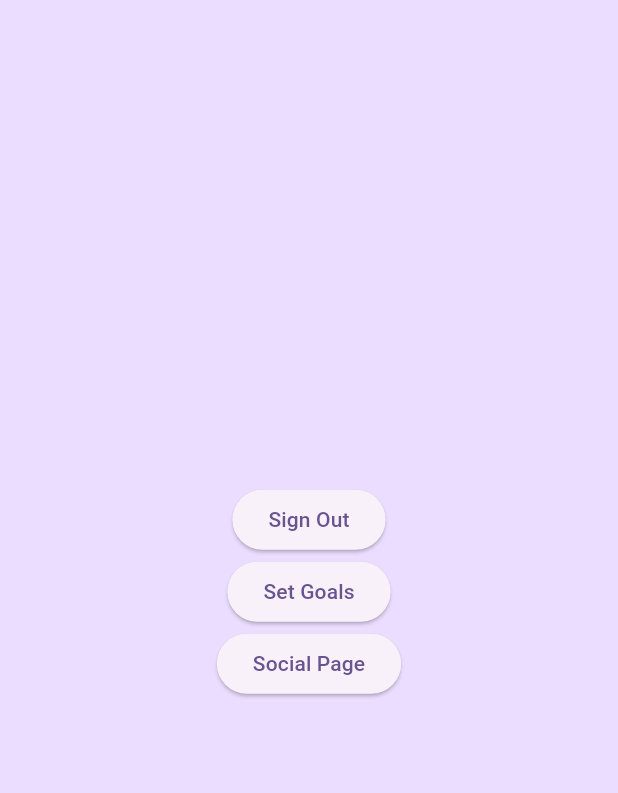
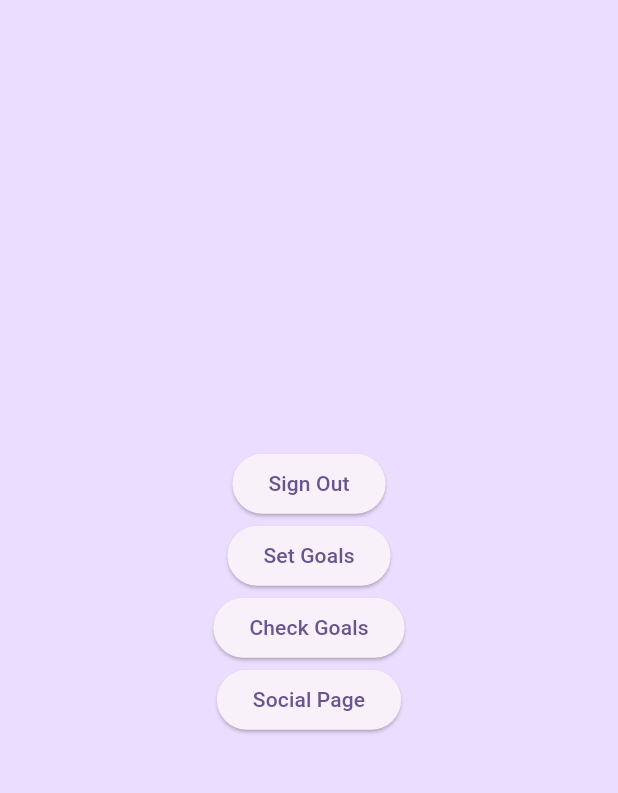
Before and after one commit to giuseppeb-816/check_it, a Flutter app: the screen it shows once a user with an empty profile is signed in, on a phone screen of 412 x 824 dp, the part 84-877 px from its top. Run offline on Flutter 3.47's test engine with Material 2 defaults, Android fonts, the phone set to English and light mode, and no system bars; our stand-ins replace firebase_auth, firebase_core, firebase_database, slide_to_act; accounts and stored records are empty.

Commit message:
Add clear goals button

```diff
--- a/lib/pages/home_page.dart
+++ b/lib/pages/home_page.dart
@@ -5,6 +5,8 @@ import 'package:firebase_database/firebase_database.dart';
 import 'package:check_it/pages/SetGoalsPage.dart';
 import 'package:flutter/material.dart';
 import 'package:check_it/database.dart';
+
+import 'ClearGoalsPage.dart';
 
 class HomePage extends StatefulWidget {
   HomePage({Key? key}) : super(key: key);
@@ -73,6 +75,9 @@ class _HomePage extends State<HomePage> {
               Navigator.of(context).push(MaterialPageRoute(builder: (context) => setGoalsPage()));
             }, child: Text("Set Goals")),
             ElevatedButton(onPressed: () {
+              Navigator.of(context).push(MaterialPageRoute(builder: (context) => clearGoalsPage()));
+            }, child: Text("Check Goals")),
+            ElevatedButton(onPressed: () {
               Navigator.of(context).push(MaterialPageRoute(builder: (context) => SocialPageWidget()));
             }, child: Text("Social Page")),
           ],
```
